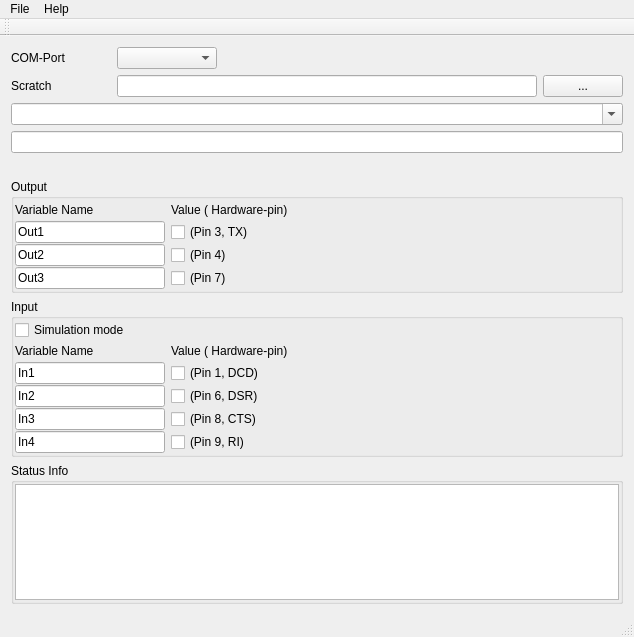
The window that qratzfest.ui (vheinitz/Qratzfest) describes before a commit, drawn with Qt 5.
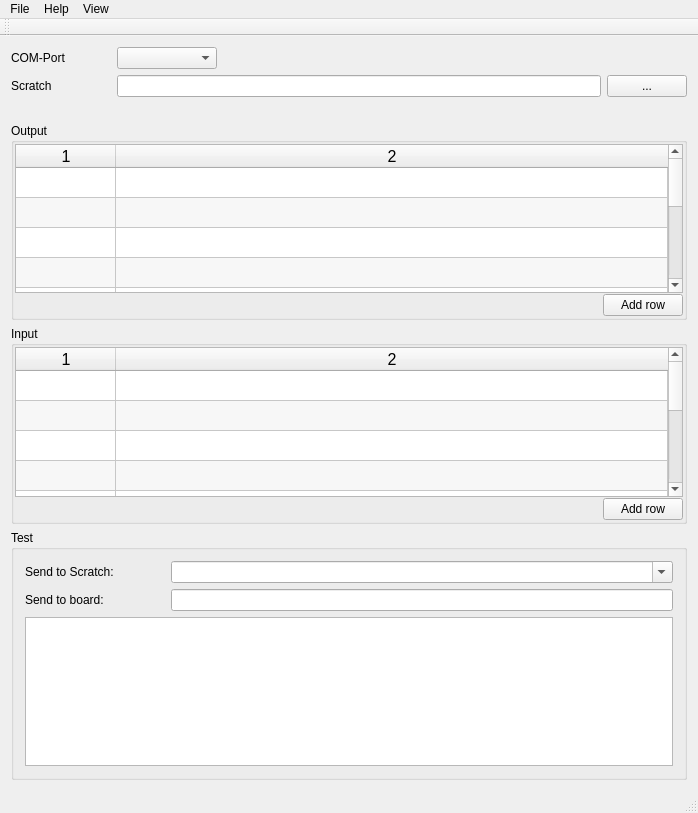
The same window after the commit.

Commit message: Switching completely to arduino instead of CPm control lines. Ongoing.

The edit to the form file:
```diff
--- a/qratzfest.ui
+++ b/qratzfest.ui
@@ -6,8 +6,8 @@
    <rect>
     <x>0</x>
     <y>0</y>
-    <width>634</width>
-    <height>637</height>
+    <width>698</width>
+    <height>813</height>
    </rect>
   </property>
   <property name="windowTitle">
@@ -94,16 +94,6 @@
       </item>
      </layout>
     </item>
-    <item>
-     <widget class="QComboBox" name="cbSendData">
-      <property name="editable">
-       <bool>true</bool>
-      </property>
-     </widget>
-    </item>
-    <item>
-     <widget class="QLineEdit" name="eSendSerData"/>
-    </item>
     <item>
      <layout class="QHBoxLayout" name="horizontalLayout_3">
       <item>
@@ -140,78 +130,45 @@
         <number>1</number>
        </property>
        <item>
-        <layout class="QHBoxLayout" name="horizontalLayout_6">
-         <item>
-          <widget class="QLabel" name="label_5">
-           <property name="minimumSize">
-            <size>
-             <width>150</width>
-             <height>0</height>
-            </size>
-           </property>
-           <property name="maximumSize">
-            <size>
-             <width>150</width>
-             <height>16777215</height>
-            </size>
-           </property>
-           <property name="text">
-            <string>Variable Name</string>
-           </property>
-          </widget>
-         </item>
-         <item>
-          <widget class="QLabel" name="label_6">
-           <property name="text">
-            <string>Value ( Hardware-pin)</string>
-           </property>
-          </widget>
-         </item>
-         <item>
-          <spacer name="horizontalSpacer_5">
-           <property name="orientation">
-            <enum>Qt::Horizontal</enum>
-           </property>
-           <property name="sizeHint" stdset="0">
-            <size>
-             <width>40</width>
-             <height>20</height>
-            </size>
-           </property>
-          </spacer>
-         </item>
-        </layout>
+        <widget class="QTableWidget" name="tableWidget">
+         <property name="font">
+          <font>
+           <pointsize>12</pointsize>
+          </font>
+         </property>
+         <property name="alternatingRowColors">
+          <bool>true</bool>
+         </property>
+         <property name="rowCount">
+          <number>10</number>
+         </property>
+         <property name="columnCount">
+          <number>2</number>
+         </property>
+         <attribute name="horizontalHeaderStretchLastSection">
+          <bool>true</bool>
+         </attribute>
+         <attribute name="verticalHeaderVisible">
+          <bool>false</bool>
+         </attribute>
+         <row/>
+         <row/>
+         <row/>
+         <row/>
+         <row/>
+         <row/>
+         <row/>
+         <row/>
+         <row/>
+         <row/>
+         <column/>
+         <column/>
+        </widget>
        </item>
        <item>
         <layout class="QHBoxLayout" name="horizontalLayout_11">
          <item>
-          <widget class="QLineEdit" name="eNameOut1">
-           <property name="minimumSize">
-            <size>
-             <width>150</width>
-             <height>0</height>
-            </size>
-           </property>
-           <property name="maximumSize">
-            <size>
-             <width>150</width>
-             <height>16777215</height>
-            </size>
-           </property>
-           <property name="text">
-            <string>Out1</string>
-           </property>
-          </widget>
-         </item>
-         <item>
-          <widget class="QCheckBox" name="cbO1">
-           <property name="text">
-            <string>(Pin 3, TX)</string>
-           </property>
-          </widget>
-         </item>
-         <item>
-          <spacer name="horizontalSpacer_10">
+          <spacer name="horizontalSpacer_3">
            <property name="orientation">
             <enum>Qt::Horizontal</enum>
            </property>
@@ -223,91 +180,12 @@
            </property>
           </spacer>
          </item>
-        </layout>
-       </item>
-       <item>
-        <layout class="QHBoxLayout" name="horizontalLayout_12">
          <item>
-          <widget class="QLineEdit" name="eNameOut2">
-           <property name="minimumSize">
-            <size>
-             <width>150</width>
-             <height>0</height>
-            </size>
-           </property>
-           <property name="maximumSize">
-            <size>
-             <width>150</width>
-             <height>16777215</height>
-            </size>
-           </property>
+          <widget class="QPushButton" name="bAddOutVarRow">
            <property name="text">
-            <string>Out2</string>
+            <string>Add row</string>
            </property>
           </widget>
-         </item>
-         <item>
-          <widget class="QCheckBox" name="cbO2">
-           <property name="text">
-            <string>(Pin 4)</string>
-           </property>
-          </widget>
-         </item>
-         <item>
-          <spacer name="horizontalSpacer_11">
-           <property name="orientation">
-            <enum>Qt::Horizontal</enum>
-           </property>
-           <property name="sizeHint" stdset="0">
-            <size>
-             <width>40</width>
-             <height>20</height>
-            </size>
-           </property>
-          </spacer>
-         </item>
-        </layout>
-       </item>
-       <item>
-        <layout class="QHBoxLayout" name="horizontalLayout_13">
-         <item>
-          <widget class="QLineEdit" name="eNameOut3">
-           <property name="minimumSize">
-            <size>
-             <width>150</width>
-             <height>0</height>
-            </size>
-           </property>
-           <property name="maximumSize">
-            <size>
-             <width>150</width>
-             <height>16777215</height>
-            </size>
-           </property>
-           <property name="text">
-            <string>Out3</string>
-           </property>
-          </widget>
-         </item>
-         <item>
-          <widget class="QCheckBox" name="cbO3">
-           <property name="text">
-            <string>(Pin 7)</string>
-           </property>
-          </widget>
-         </item>
-         <item>
-          <spacer name="horizontalSpacer_12">
-           <property name="orientation">
-            <enum>Qt::Horizontal</enum>
-           </property>
-           <property name="sizeHint" stdset="0">
-            <size>
-             <width>40</width>
-             <height>20</height>
-            </size>
-           </property>
-          </spacer>
          </item>
         </layout>
        </item>
@@ -333,190 +211,46 @@
         <number>1</number>
        </property>
        <item>
-        <widget class="QCheckBox" name="cbSimulationMode">
-         <property name="whatsThis">
-          <string>If checked, the inputs are not polled from real hardware. User input will be sent to remote-sensor server.</string>
+        <widget class="QTableWidget" name="tableWidget_2">
+         <property name="font">
+          <font>
+           <pointsize>12</pointsize>
+          </font>
          </property>
-         <property name="text">
-          <string>Simulation mode</string>
+         <property name="alternatingRowColors">
+          <bool>true</bool>
          </property>
+         <property name="selectionMode">
+          <enum>QAbstractItemView::NoSelection</enum>
+         </property>
+         <property name="rowCount">
+          <number>10</number>
+         </property>
+         <property name="columnCount">
+          <number>2</number>
+         </property>
+         <attribute name="horizontalHeaderStretchLastSection">
+          <bool>true</bool>
+         </attribute>
+         <attribute name="verticalHeaderVisible">
+          <bool>false</bool>
+         </attribute>
+         <row/>
+         <row/>
+         <row/>
+         <row/>
+         <row/>
+         <row/>
+         <row/>
+         <row/>
+         <row/>
+         <row/>
+         <column/>
+         <column/>
         </widget>
        </item>
-       <item>
-        <layout class="QHBoxLayout" name="horizontalLayout_5">
-         <item>
-          <widget class="QLabel" name="label_3">
-           <property name="minimumSize">
-            <size>
-             <width>150</width>
-             <height>0</height>
-            </size>
-           </property>
-           <property name="maximumSize">
-            <size>
-             <width>150</width>
-             <height>16777215</height>
-            </size>
-           </property>
-           <property name="text">
-            <string>Variable Name</string>
-           </property>
-          </widget>
-         </item>
-         <item>
-          <widget class="QLabel" name="label_4">
-           <property name="text">
-            <string>Value ( Hardware-pin)</string>
-           </property>
-          </widget>
-         </item>
-         <item>
-          <spacer name="horizontalSpacer_4">
-           <property name="orientation">
-            <enum>Qt::Horizontal</enum>
-           </property>
-           <property name="sizeHint" stdset="0">
-            <size>
-             <width>40</width>
-             <height>20</height>
-            </size>
-           </property>
-          </spacer>
-         </item>
-        </layout>
-       </item>
-       <item>
-        <layout class="QHBoxLayout" name="horizontalLayout_7">
-         <item>
-          <widget class="QLineEdit" name="eNameIn1">
-           <property name="minimumSize">
-            <size>
-             <width>150</width>
-             <height>0</height>
-            </size>
-           </property>
-           <property name="maximumSize">
-            <size>
-             <width>150</width>
-             <height>16777215</height>
-            </size>
-           </property>
-           <property name="text">
-            <string>In1</string>
-           </property>
-          </widget>
-         </item>
-         <item>
-          <widget class="QCheckBox" name="cbIn1">
-           <property name="enabled">
-            <bool>true</bool>
-           </property>
-           <property name="text">
-            <string>(Pin 1, DCD)</string>
-           </property>
-           <property name="checkable">
-            <bool>true</bool>
-           </property>
-          </widget>
-         </item>
-         <item>
-          <spacer name="horizontalSpacer_6">
-           <property name="orientation">
-            <enum>Qt::Horizontal</enum>
-           </property>
-           <property name="sizeHint" stdset="0">
-            <size>
-             <width>40</width>
-             <height>20</height>
-            </size>
-           </property>
-          </spacer>
-         </item>
-        </layout>
-       </item>
-       <item>
-        <layout class="QHBoxLayout" name="horizontalLayout_8">
-         <item>
-          <widget class="QLineEdit" name="eNameIn2">
-           <property name="minimumSize">
-            <size>
-             <width>150</width>
-             <height>0</height>
-            </size>
-           </property>
-           <property name="maximumSize">
-            <size>
-             <width>150</width>
-             <height>16777215</height>
-            </size>
-           </property>
-           <property name="text">
-            <string>In2</string>
-           </property>
-          </widget>
-         </item>
-         <item>
-          <widget class="QCheckBox" name="cbIn2">
-           <property name="enabled">
-            <bool>true</bool>
-           </property>
-           <property name="text">
-            <string>(Pin 6, DSR)</string>
-           </property>
-           <property name="checkable">
-            <bool>true</bool>
-           </property>
-          </widget>
-         </item>
-         <item>
-          <spacer name="horizontalSpacer_7">
-           <property name="orientation">
-            <enum>Qt::Horizontal</enum>
-           </property>
-           <property name="sizeHint" stdset="0">
-            <size>
-             <width>40</width>
-             <height>20</height>
-            </size>
-           </property>
-          </spacer>
-         </item>
-        </layout>
-       </item>
        <item>
         <layout class="QHBoxLayout" name="horizontalLayout_9">
-         <item>
-          <widget class="QLineEdit" name="eNameIn3">
-           <property name="minimumSize">
-            <size>
-             <width>150</width>
-             <height>0</height>
-            </size>
-           </property>
-           <property name="maximumSize">
-            <size>
-             <width>150</width>
-             <height>16777215</height>
-            </size>
-           </property>
-           <property name="text">
-            <string>In3</string>
-           </property>
-          </widget>
-         </item>
-         <item>
-          <widget class="QCheckBox" name="cbIn3">
-           <property name="enabled">
-            <bool>true</bool>
-           </property>
-           <property name="text">
-            <string>(Pin 8, CTS)</string>
-           </property>
-           <property name="checkable">
-            <bool>true</bool>
-           </property>
-          </widget>
-         </item>
          <item>
           <spacer name="horizontalSpacer_8">
            <property name="orientation">
@@ -530,55 +264,13 @@
            </property>
           </spacer>
          </item>
-        </layout>
-       </item>
-       <item>
-        <layout class="QHBoxLayout" name="horizontalLayout_10">
          <item>
-          <widget class="QLineEdit" name="eNameIn4">
-           <property name="minimumSize">
-            <size>
-             <width>150</width>
-             <height>0</height>
-            </size>
-           </property>
-           <property name="maximumSize">
-            <size>
-             <width>150</width>
-             <height>16777215</height>
-            </size>
-           </property>
+          <widget class="QPushButton" name="bAddInVarRow">
            <property name="text">
-            <string>In4</string>
+            <string>Add row</string>
            </property>
           </widget>
          </item>
-         <item>
-          <widget class="QCheckBox" name="cbIn4">
-           <property name="enabled">
-            <bool>true</bool>
-           </property>
-           <property name="text">
-            <string>(Pin 9, RI)</string>
-           </property>
-           <property name="checkable">
-            <bool>true</bool>
-           </property>
-          </widget>
-         </item>
-         <item>
-          <spacer name="horizontalSpacer_9">
-           <property name="orientation">
-            <enum>Qt::Horizontal</enum>
-           </property>
-           <property name="sizeHint" stdset="0">
-            <size>
-             <width>40</width>
-             <height>20</height>
-            </size>
-           </property>
-          </spacer>
-         </item>
         </layout>
        </item>
       </layout>
@@ -593,34 +285,103 @@
        </sizepolicy>
       </property>
       <property name="title">
-       <string>Status Info</string>
+       <string>Test</string>
       </property>
       <layout class="QVBoxLayout" name="verticalLayout_2">
-       <property name="spacing">
-        <number>1</number>
-       </property>
-       <property name="margin">
-        <number>1</number>
-       </property>
+       <item>
+        <layout class="QHBoxLayout" name="horizontalLayout_5">
+         <item>
+          <widget class="QLabel" name="label_3">
+           <property name="minimumSize">
+            <size>
+             <width>100</width>
+             <height>0</height>
+            </size>
+           </property>
+           <property name="maximumSize">
+            <size>
+             <width>100</width>
+             <height>16777215</height>
+            </size>
+           </property>
+           <property name="text">
+            <string>Send to Scratch: </string>
+           </property>
+          </widget>
+         </item>
+         <item>
+          <spacer name="horizontalSpacer_4">
+           <property name="orientation">
+            <enum>Qt::Horizontal</enum>
+           </property>
+           <property name="sizeType">
+            <enum>QSizePolicy::Fixed</enum>
+           </property>
+           <property name="sizeHint" stdset="0">
+            <size>
+             <width>40</width>
+             <height>20</height>
+            </size>
+           </property>
+          </spacer>
+         </item>
+         <item>
+          <widget class="QComboBox" name="cbSendData">
+           <property name="editable">
+            <bool>true</bool>
+           </property>
+          </widget>
+         </item>
+        </layout>
+       </item>
+       <item>
+        <layout class="QHBoxLayout" name="horizontalLayout_6">
+         <item>
+          <widget class="QLabel" name="label_4">
+           <property name="minimumSize">
+            <size>
+             <width>100</width>
+             <height>0</height>
+            </size>
+           </property>
+           <property name="maximumSize">
+            <size>
+             <width>100</width>
+             <height>16777215</height>
+            </size>
+           </property>
+           <property name="text">
+            <string>Send to board:</string>
+           </property>
+          </widget>
+         </item>
+         <item>
+          <spacer name="horizontalSpacer_5">
+           <property name="orientation">
+            <enum>Qt::Horizontal</enum>
+           </property>
+           <property name="sizeType">
+            <enum>QSizePolicy::Fixed</enum>
+           </property>
+           <property name="sizeHint" stdset="0">
+            <size>
+             <width>40</width>
+             <height>20</height>
+            </size>
+           </property>
+          </spacer>
+         </item>
+         <item>
+          <widget class="QLineEdit" name="eSendSerData"/>
+         </item>
+        </layout>
+       </item>
        <item>
         <widget class="QPlainTextEdit" name="tLog"/>
        </item>
       </layout>
      </widget>
     </item>
-    <item>
-     <spacer name="verticalSpacer">
-      <property name="orientation">
-       <enum>Qt::Vertical</enum>
-      </property>
-      <property name="sizeHint" stdset="0">
-       <size>
-        <width>20</width>
-        <height>40</height>
-       </size>
-      </property>
-     </spacer>
-    </item>
    </layout>
   </widget>
   <widget class="QMenuBar" name="menuBar">
@@ -628,7 +389,7 @@
     <rect>
      <x>0</x>
      <y>0</y>
-     <width>634</width>
+     <width>698</width>
      <height>21</height>
     </rect>
    </property>
@@ -644,8 +405,15 @@
     </property>
     <addaction name="actionInfo"/>
    </widget>
+   <widget class="QMenu" name="menuView">
+    <property name="title">
+     <string>View</string>
+    </property>
+    <addaction name="actionShow_test_mode"/>
+   </widget>
    <addaction name="menuFile"/>
    <addaction name="menuHelp"/>
+   <addaction name="menuView"/>
   </widget>
   <widget class="QToolBar" name="mainToolBar">
    <attribute name="toolBarArea">
```
Left out of the diff: 43 changed lines with no effect on the pictures. The commit also changes 2 other files.
